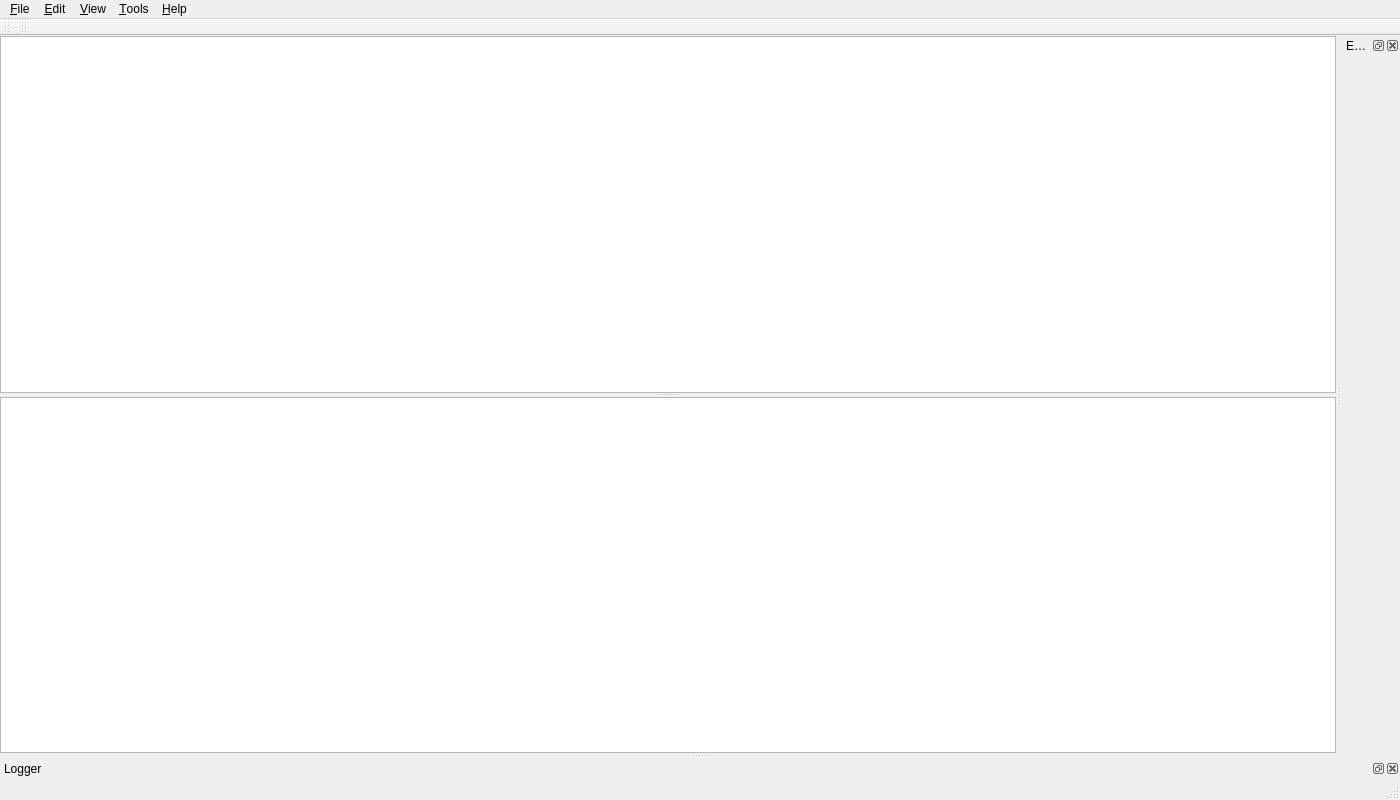
The window that src/mainWindow.ui (christophe-calmejane/Hive) describes before a commit, drawn with Qt 5.
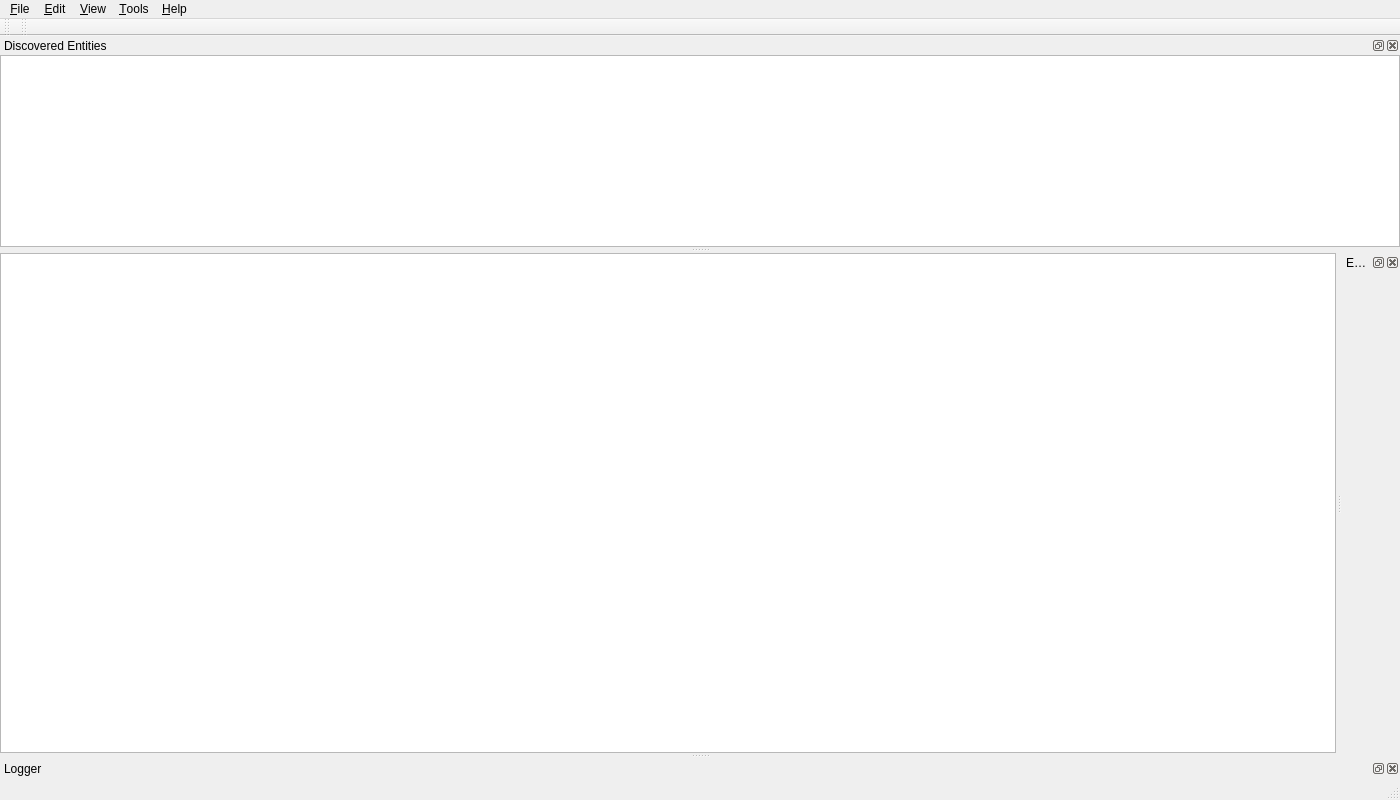
The same window after the commit. Custom widgets are drawn as their Qt base class.

Commit message: Discovered Entities is dockable, with hide/show option from view menu

```diff
--- a/src/mainWindow.ui
+++ b/src/mainWindow.ui
@@ -38,7 +38,6 @@
       <property name="orientation">
        <enum>Qt::Vertical</enum>
       </property>
-      <widget class="qtMate::widgets::TableView" name="controllerTableView"/>
       <widget class="connectionMatrix::View" name="routingTableView"/>
      </widget>
     </item>
@@ -145,6 +144,18 @@
     <bool>false</bool>
    </attribute>
   </widget>
+  <widget class="QDockWidget" name="entitiesDockWidget">
+   <property name="allowedAreas">
+    <set>Qt::BottomDockWidgetArea|Qt::TopDockWidgetArea</set>
+   </property>
+   <property name="windowTitle">
+    <string>Discovered Entities</string>
+   </property>
+   <attribute name="dockWidgetArea">
+    <number>4</number>
+   </attribute>
+   <widget class="qtMate::widgets::TableView" name="controllerTableView"/>
+  </widget>
   <action name="actionQuit">
    <property name="text">
     <string>&amp;Quit</string>
```
Left out of the diff: 3 changed lines with no effect on the pictures. The commit also changes 3 other files.
